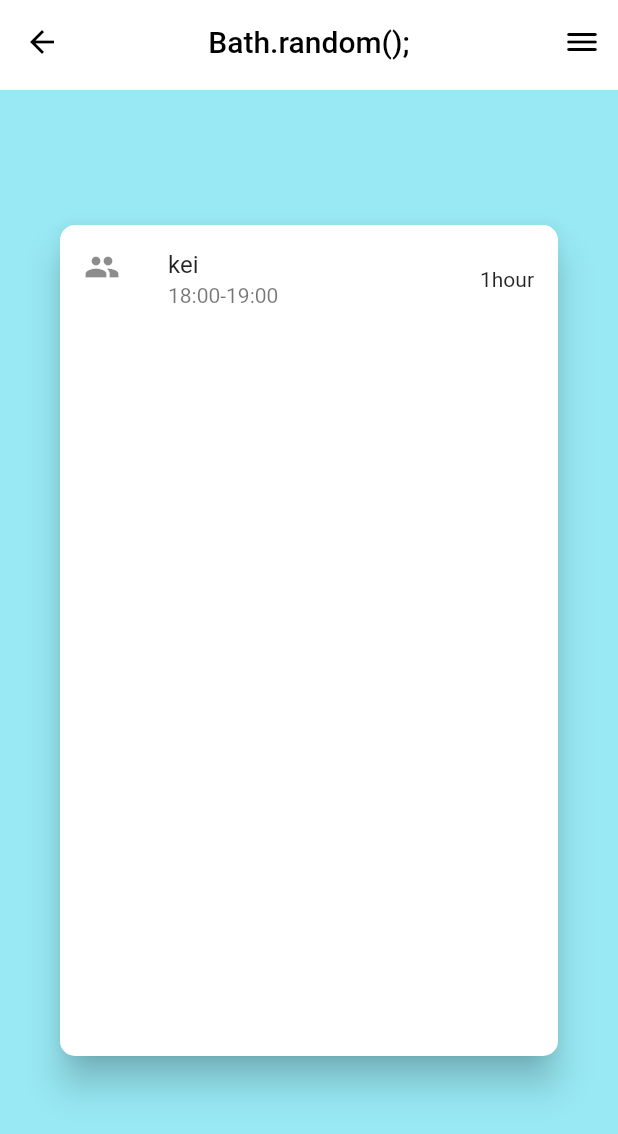
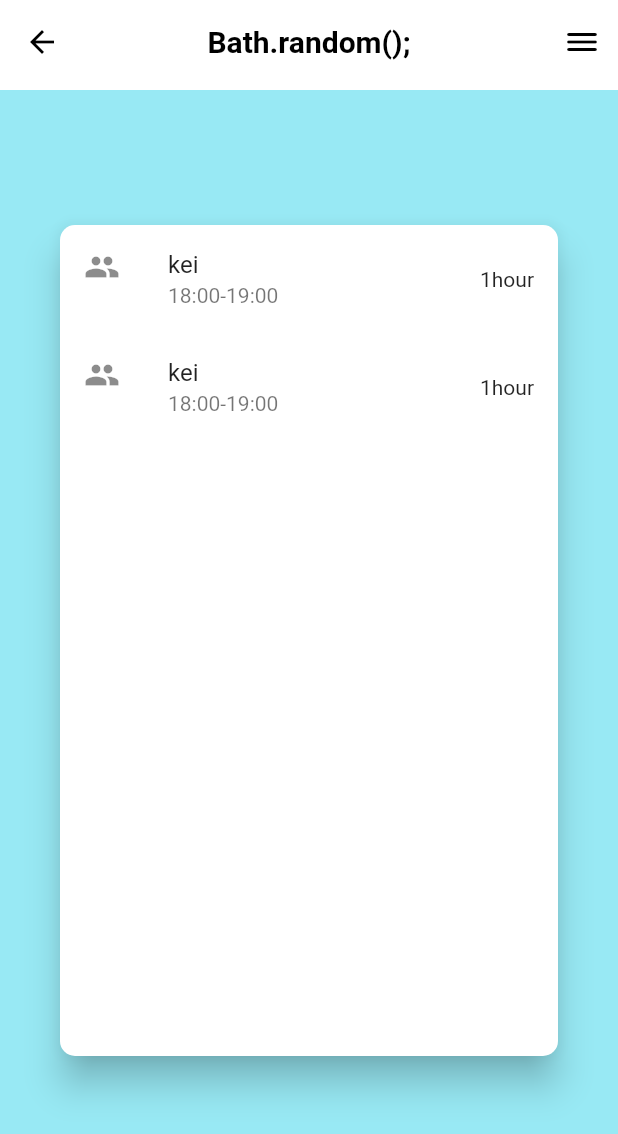
Before and after one commit to Jin2003/Bath.random, a Flutter app: the MainPage screen opened directly, on a phone screen of 412 x 824 dp. Shown: the top 1134 px of the screen. Run offline on Flutter 3.47's test engine with Material 2 defaults, Android fonts, the phone set to English and light mode, and no system bars; our stand-ins replace cloud_firestore, firebase_core, google_fonts, qr_flutter; missing offline and left inert: qr_code_scanner; accounts and stored records are empty.

Commit message:
list tile追加

```diff
--- a/lib/pages/main_page.dart
+++ b/lib/pages/main_page.dart
@@ -1,5 +1,5 @@
 import 'package:flutter/material.dart';
-//import 'package:google_fonts/google_fonts.dart';
+import 'package:google_fonts/google_fonts.dart';
 
 class MainPage extends StatefulWidget {
   const MainPage({super.key});
@@ -16,7 +16,12 @@ class _MainPageState extends State<MainPage> {
       appBar: PreferredSize(
         preferredSize: const Size.fromHeight(60.0),
         child: AppBar(
-          title: const Text('Bath.random();'),
+          title: Text(
+            'Bath.random();',
+            style: GoogleFonts.mPlusRounded1c(
+              fontWeight: FontWeight.bold,
+            ),
+          ),
           centerTitle: true,
           actions: <Widget>[
             IconButton(
@@ -29,30 +34,6 @@ class _MainPageState extends State<MainPage> {
         ),
       ),
       backgroundColor: const Color.fromARGB(255, 152, 233, 244),
-
-      // child: Container(
-      //     child: Column(
-      //   children: [
-      //     Card(
-      //       child: ListTile(
-      //         leading: Icon(Icons.people),
-      //         title: Text("Single line ListTile"),
-      //         trailing: Icon(Icons.more_vert),
-      //         onTap: () {},
-      //       ),
-      //     ),
-      //     Card(
-      //       child: ListTile(
-      //         leading: Icon(Icons.people),
-      //         title: Text("Single line ListTile"),
-      //         trailing: Icon(Icons.more_vert),
-      //         onTap: () {},
-      //       ),
-      //     ),
-      //   ],
-      // )),
-      //),
-
       body: Card(
         color: Colors.white, // Card自体の色
         margin: const EdgeInsets.fromLTRB(40, 90, 40, 120),
@@ -69,93 +50,15 @@ class _MainPageState extends State<MainPage> {
               subtitle: Text('18:00-19:00'),
               trailing: Text('1hour'),
             ),
+            ListTile(
+              leading: Icon(Icons.people),
+              title: Text('kei'),
+              subtitle: Text('18:00-19:00'),
+              trailing: Text('1hour'),
+            ),
           ],
         ),
       ),
-
-      // body: Container(
-      //   child: Container(
-      //     alignment: Alignment.center,
-      //     child: Card(
-      //       //margin: EdgeInsets.all(10),
-      //       child: ListView.builder(
-      //         itemBuilder: (context, index) {
-      //           return ListTile(
-      //             leading: const Icon(Icons.people),
-      //             title: const Text('りんご'),
-      //           );
-      //         },
-      //         itemCount: 5, //ここでリストの数指定
-      //       ),
-      //     ),
-      //   ),
-      //   width: 350,
-      //   height: 500,
-      // ),
-
-      // body: Container(
-      //   child: ListView(
-      //     children: <Widget>[
-      //       SizedBox(
-      //         width: 100,
-      //         height: 10,
-      //       ),
-      //       ListTile(
-      //         shape: RoundedRectangleBorder(
-      //           side: BorderSide(),
-      //           borderRadius: BorderRadius.circular(20),
-      //         ),
-      //         tileColor: Colors.white,
-      //         leading: Icon(Icons.people),
-      //         title: Text('shiori'), //ここに名前
-      //         subtitle: Text('18:00-19:00'),
-      //         trailing: Text('60min'),
-      //       ),
-      //       SizedBox(
-      //         width: 100,
-      //         height: 10,
-      //       ),
-      //       ListTile(
-      //         shape: RoundedRectangleBorder(
-      //           side: BorderSide(),
-      //           borderRadius: BorderRadius.circular(20),
-      //         ),
-      //         tileColor: Colors.white,
-      //         leading: Icon(Icons.people),
-      //         title: Text('sakura'), //ここに名前
-      //         subtitle: Text('19:00-19:30'),
-      //         trailing: Text('30min'),
-      //       ),
-      //       SizedBox(
-      //         width: 100,
-      //         height: 10,
-      //       ),
-      //       ListTile(
-      //         shape: RoundedRectangleBorder(
-      //           //side: BorderSide(),
-      //           borderRadius: BorderRadius.circular(10),
-      //         ),
-      //         tileColor: Colors.white,
-      //         leading: Icon(Icons.people),
-      //         title: Text('kei'), //ここに名前
-      //         subtitle: Text('19:30-20:50'),
-      //         trailing: Text('80min'),
-      //       ),
-      //     ],
-      //   ),
-      // ),
-
-      // body: Center(
-      //   child: ListTile(
-      //     shape: RoundedRectangleBorder(
-      //       side: BorderSide(),
-      //       borderRadius: BorderRadius.circular(20),
-      //     ),
-      //     tileColor: Colors.white,
-      //     leading: Icon(Icons.people),
-      //     title: Text("りんご"),
-      //   ),
-      //),
     );
   }
 }
```
